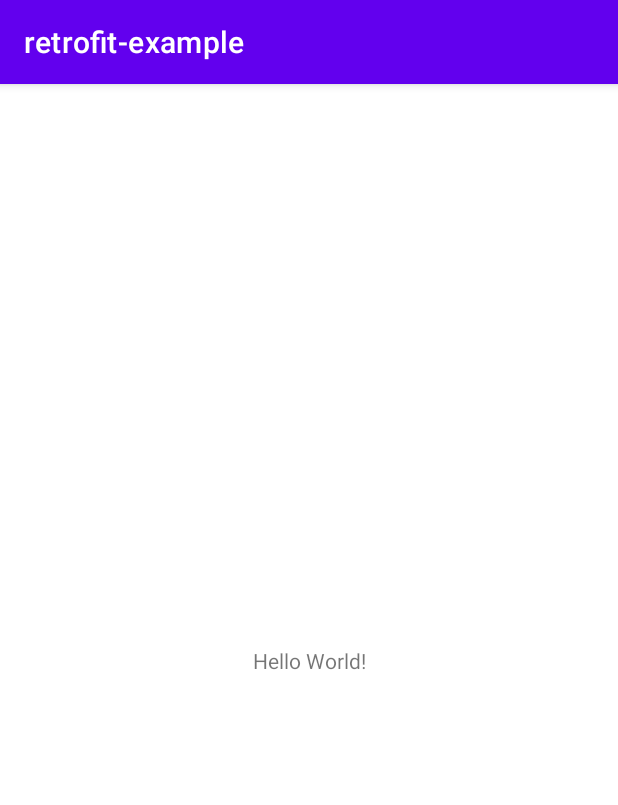
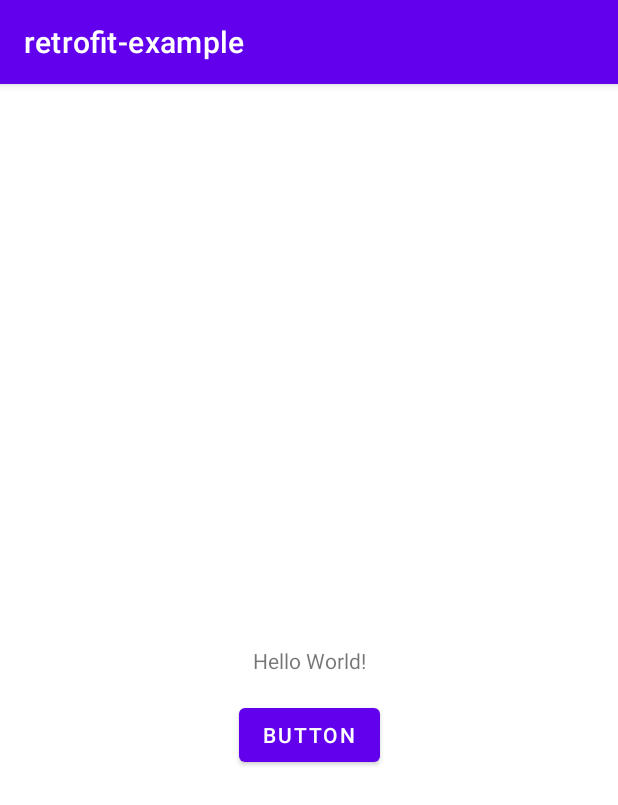
Before and after one commit to fktrcfylh1234567/android-app-template, an Android app: the screen it shows after launch (MainActivity), on a phone screen of 412 x 824 dp. Shown: the top 805 px of the screen. Run offline under Robolectric (Android 15) with nearby library versions, the phone set to English and light mode, and no system bars.

Commit message:
add usage example

```diff
--- a/app/src/main/java/com/nut/retrofit_example/MainActivity.kt
+++ b/app/src/main/java/com/nut/retrofit_example/MainActivity.kt
@@ -2,10 +2,22 @@ package com.nut.retrofit_example
 
 import androidx.appcompat.app.AppCompatActivity
 import android.os.Bundle
+import android.widget.Toast
+import kotlinx.android.synthetic.main.activity_main.*
+import org.koin.androidx.viewmodel.ext.android.viewModel
 
 class MainActivity : AppCompatActivity() {
+
+    private val viewModel: MainViewModel by viewModel()
+
     override fun onCreate(savedInstanceState: Bundle?) {
         super.onCreate(savedInstanceState)
         setContentView(R.layout.activity_main)
+
+        viewModel.events.observe(this) {
+            txtTitle.text = it
+        }
+
+        button.setOnClickListener { viewModel.getData() }
     }
 }
--- a/app/src/main/java/com/nut/retrofit_example/MyApplication.kt
+++ b/app/src/main/java/com/nut/retrofit_example/MyApplication.kt
@@ -1,23 +1,18 @@
 package com.nut.retrofit_example
 
 import android.app.Application
+import com.nut.retrofit_example.api.ApiServiceFactory
 import org.koin.android.ext.koin.androidContext
 import org.koin.android.ext.koin.androidLogger
 import org.koin.androidx.viewmodel.dsl.viewModel
 import org.koin.core.context.startKoin
 import org.koin.dsl.module
-import retrofit2.Retrofit
 
 class MyApplication : Application() {
 
     private val appModule = module {
         viewModel { MainViewModel() }
-
-        single {
-            Retrofit.Builder()
-                .baseUrl("https://example.com/")
-                .build()
-        }
+        single { ApiServiceFactory.getServiceApi() }
     }
 
     override fun onCreate() {
--- a/app/src/main/res/layout/activity_main.xml
+++ b/app/src/main/res/layout/activity_main.xml
@@ -7,12 +7,25 @@
     tools:context=".MainActivity">
 
     <TextView
+        android:id="@+id/txtTitle"
         android:layout_width="wrap_content"
         android:layout_height="wrap_content"
+        android:foregroundGravity="center_vertical|center|center_horizontal"
+        android:gravity="center|center_horizontal|center_vertical"
         android:text="Hello World!"
         app:layout_constraintBottom_toBottomOf="parent"
         app:layout_constraintLeft_toLeftOf="parent"
         app:layout_constraintRight_toRightOf="parent"
         app:layout_constraintTop_toTopOf="parent" />
 
+    <Button
+        android:id="@+id/button"
+        android:layout_width="wrap_content"
+        android:layout_height="wrap_content"
+        android:layout_marginTop="16dp"
+        android:text="Button"
+        app:layout_constraintEnd_toEndOf="parent"
+        app:layout_constraintStart_toStartOf="parent"
+        app:layout_constraintTop_toBottomOf="@+id/txtTitle" />
+
 </androidx.constraintlayout.widget.ConstraintLayout>
```
Also changed, not shown: app/src/main/java/com/nut/retrofit_example/MainViewModel.kt (+13 -7 lines).
